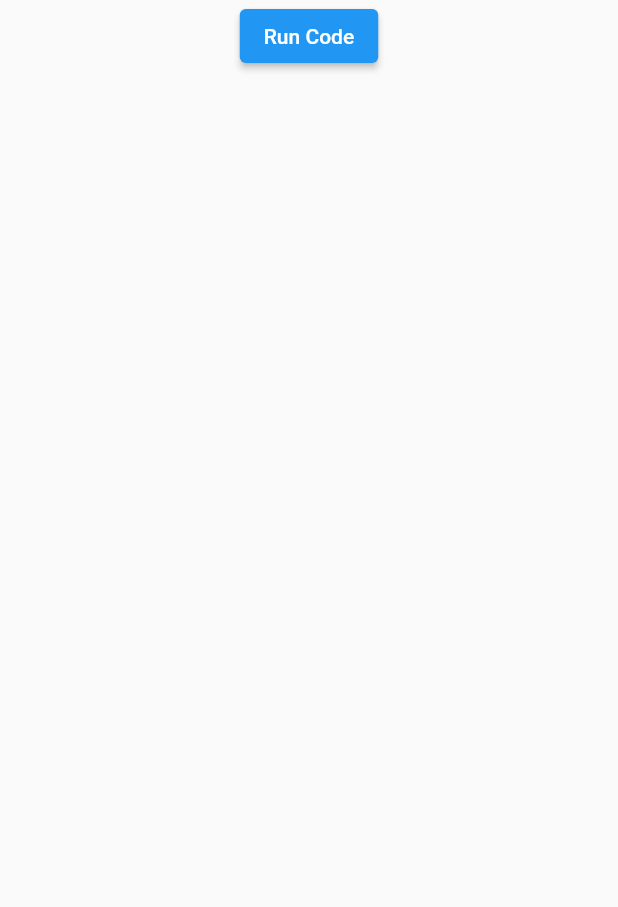
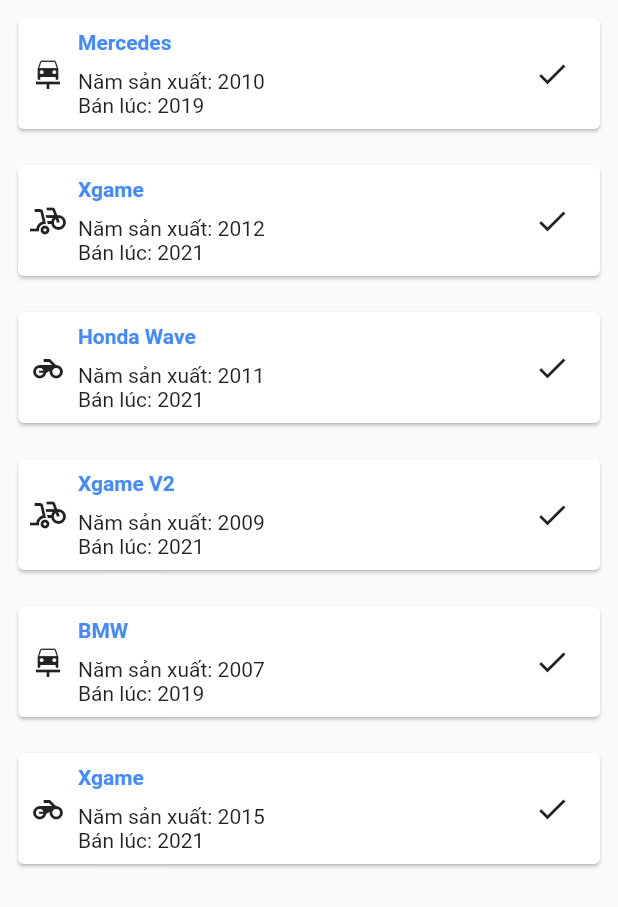
Before and after one commit to dphans/FLutter-Demo, a Flutter app: the screen it shows after launch, on a phone screen of 412 x 824 dp. Shown: the top 907 px of the screen. Run offline on Flutter 3.47's test engine with Material 2 defaults, Android fonts, the phone set to English and light mode, and no system bars.

Commit message:
them  chuc nang hien danh sach xe

```diff
--- a/lib/model/thanh_vien.dart
+++ /dev/null
@@ -1,24 +0,0 @@
-import 'package:flutter/cupertino.dart';
-
-// class ThanhVien {
-//   String tenThanhVien;
-//   int tuoi;
-//   bool laNamGioi;
-//
-//   ThanhVien(this.tenThanhVien, this.tuoi, this.laNamGioi);
-//
-//   @override
-//   String toString() {
-//     return 'ThanhVien{tenThanhVien: $tenThanhVien, tuoi: $tuoi, laNamGioi: $laNamGioi}';
-//   }
-//
-//   Widget buildThanhVien() {
-//     return Text("$tenThanhVien ($tuoi tuổi)");
-//   }
-// }
-class Xe {
-  String loaixe;
-  int namsx;
-  int nambanhang;
-  Xe(this.loaixe,this.namsx,this.nambanhang);
-}
--- /dev/null
+++ b/lib/model/vehicle.dart
@@ -0,0 +1,47 @@
+import 'package:flutter/cupertino.dart';
+import 'package:flutter/material.dart';
+
+class Vehicle {
+  String name;
+  int type;
+  int year;
+  int purchasedYear;
+
+  Vehicle(this.name, this.type, this.year, this.purchasedYear);
+
+  bool isCar() {
+    return type == typeCar;
+  }
+
+  bool isBike() {
+    return type == typeBike;
+  }
+
+  bool isMotorbike() {
+    return type == typeMotorbike;
+  }
+
+  Widget getIcon() {
+    if (isCar()) {
+      return Icon(Icons.car_repair);
+    }
+
+    if (isBike()) {
+      return Icon(Icons.bike_scooter);
+    }
+
+    return Icon(Icons.motorcycle);
+  }
+
+  void readyToRun() {
+    if (year < 2015) {
+      debugPrint("Sorry, this vehicle is too old.");
+    } else {
+      debugPrint("Vehicle is running.");
+    }
+  }
+
+  static const typeCar = 0;
+  static const typeBike = 1;
+  static const typeMotorbike = 2;
+}
--- a/lib/pages/home_page.dart
+++ b/lib/pages/home_page.dart
@@ -1,5 +1,5 @@
 import 'package:flutter/material.dart';
-import 'package:my_app/model/thanh_vien.dart';
+import 'package:my_app/model/vehicle.dart';
 
 class HomePage extends StatefulWidget {
   const HomePage({Key? key}) : super(key: key);
@@ -9,48 +9,72 @@ class HomePage extends StatefulWidget {
 }
 
 class _HomePageState extends State<HomePage> {
-  int congHaiSo(int a, int b) => a + b;
-
-  void startCode() {
-    // 1. Tạo 1 danh sách thuộc kiểu String lưu danh sách tên members trong team.
-    // 2. In ra tổng số thành viên.
-    // 3. In ra ten tung thành viên.
-
-    // List<kiểu dữ liệu> tenBien = giaTri;
-    //   List<ThanhVien> danhsach = [
-    //     ThanhVien("Nguyen Tan Vu", 26, true),
-    //     ThanhVien("Vu Girl friend", 25, false),
-    //     ThanhVien("Ly Thanh Van", 27, true),
-    //     ThanhVien("Nguyen Khai Nguyen", 28, true),
-    //   ];
-    //
-    //   debugPrint("tong so thanh vien trong danh sach la :${danhsach.length}");
-    //   danhsach.forEach((thanhVien) {});
-    List<Xe> danhsachxe = [
-      Xe("xe tay ga", 2017, 2018),
-      Xe("xe so", 2020, 2021),
-      Xe("oto", 2015, 2016)
+  List<Vehicle> vehicleItems = [
+    Vehicle("Mercedes", Vehicle.typeCar, 2010, 2019),
+    Vehicle("Xgame", Vehicle.typeBike, 2012, 2021),
+    Vehicle("Honda Wave", Vehicle.typeMotorbike, 2011, 2021),
+    Vehicle("Xgame V2", Vehicle.typeBike, 2009, 2021),
+    Vehicle("BMW", Vehicle.typeCar, 2007, 2019),
+    Vehicle("Xgame", Vehicle.typeMotorbike, 2015, 2021),
   ];
-  }
 
   @override
   Widget build(BuildContext context) {
-    // ThanhVien van = ThanhVien("Ly Thanh Van", 27, true);
-
     return Scaffold(
       body: SafeArea(
-          child: Center(
+        child: ListView(
+          children: _buildVehicles(),
+        ),
+      ),
+    );
+  }
+
+  List<Widget> _buildVehicles() {
+    List<Widget> vehicleWidgetItems = [];
+    for (var vehicle in vehicleItems) {
+      vehicleWidgetItems.add(Padding(
+        padding: const EdgeInsets.all(8.0),
+        child: Card(
+          child: Padding(
+            padding: const EdgeInsets.all(8.0),
+            child: Row(
+              children: [
+                Padding(
+                  padding: const EdgeInsets.only(right: 8.0),
+                  child: vehicle.getIcon(),
+                ),
+                Expanded(
                   child: Column(
+                    mainAxisAlignment: MainAxisAlignment.start,
+                    crossAxisAlignment: CrossAxisAlignment.start,
                     children: [
-          // van.buildThanhVien(),
-          ElevatedButton(
-            child: const Text("Run Code"),
+                      Text(
+                        vehicle.name,
+                        style: const TextStyle(
+                            color: Colors.blueAccent,
+                            fontWeight: FontWeight.bold),
+                      ),
+                      Padding(
+                        padding: const EdgeInsets.only(top: 10.0),
+                        child: Text("Năm sản xuất: ${vehicle.year}"),
+                      ),
+                      Text("Bán lúc: ${vehicle.purchasedYear}"),
+                    ],
+                  ),
+                ),
+                IconButton(
                   onPressed: () {
-              startCode();
+                    vehicle.readyToRun();
                   },
+                  icon: const Icon(Icons.check),
                 ),
               ],
-      ))),
-    );
+            ),
+          ),
+        ),
+      ));
+    }
+
+    return vehicleWidgetItems;
   }
 }
```
Lines whose indentation alone changed are shown as unchanged.
